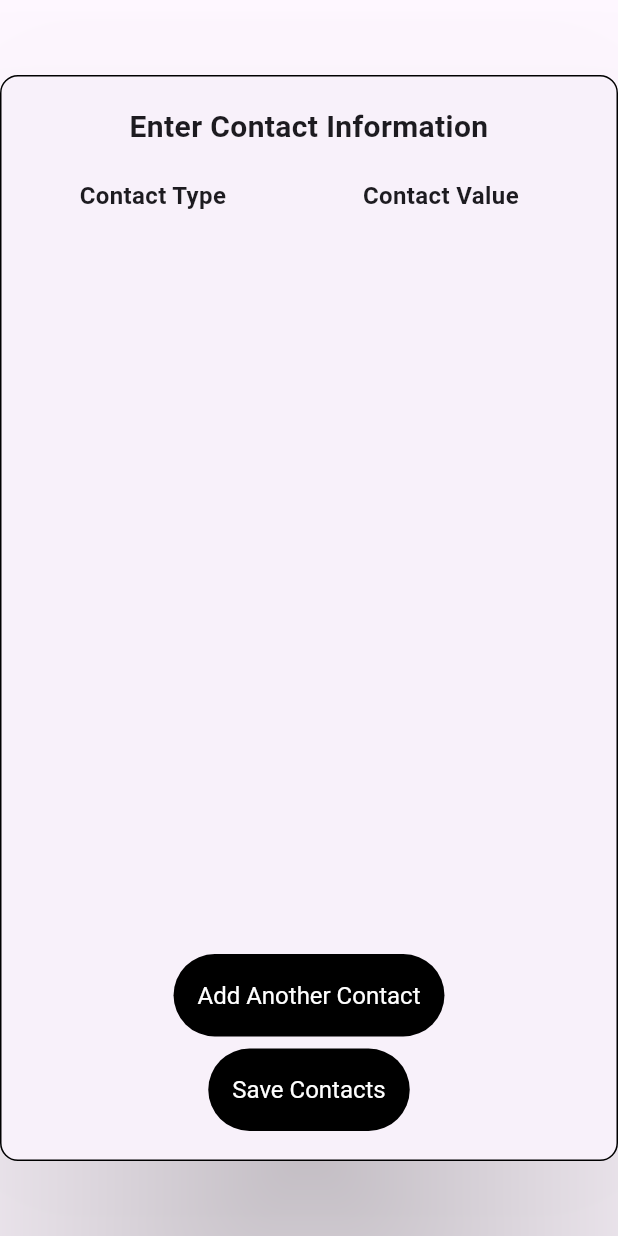
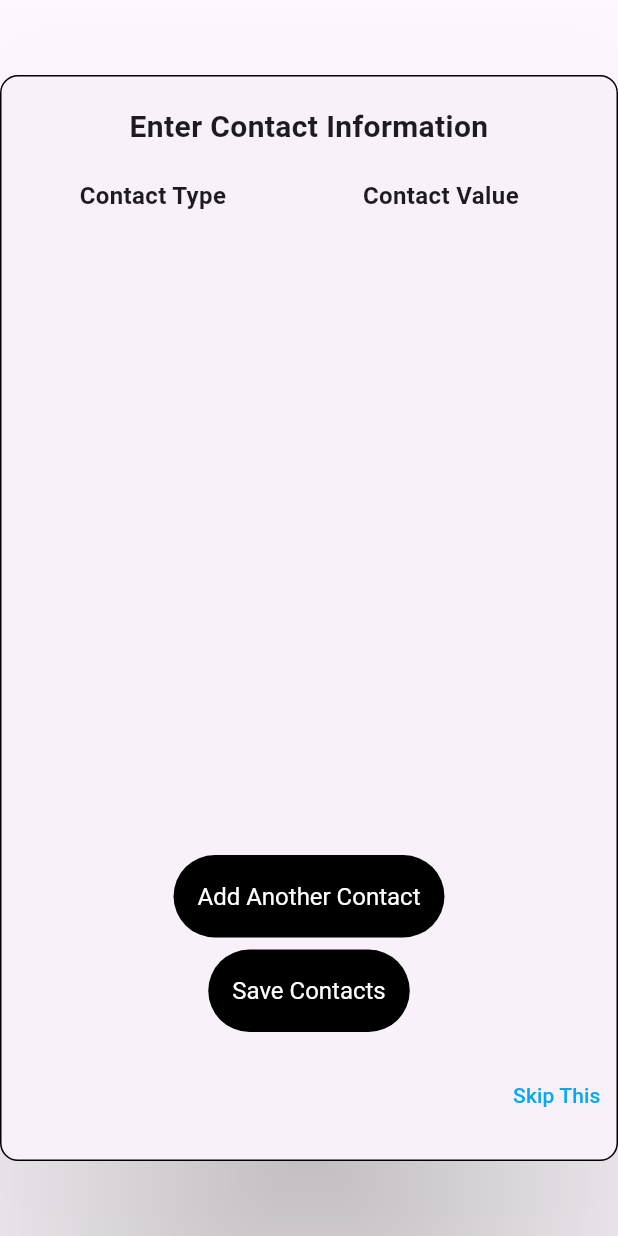
Before and after one commit to AbdurRehmanMalik1/Univibe, a Flutter app: the screen it shows after launch, after a tap on "Save Contacts", on a phone screen of 412 x 824 dp. Run offline on Flutter 3.47's test engine with Material 3 defaults, Android fonts, the phone set to English and light mode, and no system bars; network calls fail.

Commit message:
fixed unused imports

```diff
--- a/frontend/lib/main.dart
+++ b/frontend/lib/main.dart
@@ -1,10 +1,11 @@
+// ignore_for_file: unused_import
+
 import 'package:flutter/material.dart';
 import 'package:frontend/signup/contact_info.dart';
 import 'package:frontend/signup/login.dart';
 import 'package:frontend/signup/signup_username.dart';
 import 'package:frontend/signup/verification.dart';
 import './signup/signup.dart'; // Adjust the import based on your file structure
-import 'package:flutter/material.dart';
 import 'package:provider/provider.dart';
 import 'storage/authentication.dart';
 
@@ -28,7 +29,6 @@ class MyApp extends StatelessWidget {
         colorScheme: ColorScheme.fromSeed(seedColor: Colors.deepPurple),
         useMaterial3: true,
       ),
-      // home:  ContactInfoPage(username: '',), // Set SignUpPage as the home page
       home: ContactInfoPage()
     );
   }
--- a/frontend/lib/signup/contact_info.dart
+++ b/frontend/lib/signup/contact_info.dart
@@ -1,9 +1,7 @@
 import 'dart:convert';
-import 'dart:io';
 import 'package:flutter/material.dart';
 import 'package:frontend/apiFolder/api_service.dart';
 import 'package:frontend/icons/my_icons.dart';
-import 'package:frontend/utils/utility.dart';
 import 'package:http/http.dart';
 
 List<DropdownMenuItem<String>> contactTypes = [
@@ -89,22 +87,25 @@ class _ContactInfoPageState extends State<ContactInfoPage> {
       Response response = await apiService.addUserContacts(
           context, _selectedTypes, _contactValues);
       dynamic body = json.decode(response.body);
-      print(body['message']);
-      if(response.statusCode==201){
+      String message = body['message'];
+      print(message);
+      if (response.statusCode == 201) {
+        _errroMessage = "";
         //Positive
-      }
-      else if (response.statusCode==400){
+      } else if (response.statusCode == 400) {
+        _errroMessage = message;
         //Bad Request
-      }
-      else if(response.statusCode==409){
+      } else if (response.statusCode == 409) {
+        _errroMessage = message;
         //Conflict Exception
       }
     } catch (e) {
       // Handle any errors from the API call
       _errroMessage = "Unknown Error occured";
     }
-    ;
+    setState(() {});
   }
+
   @override
   Widget build(BuildContext context) {
     return Scaffold(
@@ -208,6 +209,42 @@ class _ContactInfoPageState extends State<ContactInfoPage> {
                     style: TextStyle(color: Colors.white),
                   ),
                 ),
+                const SizedBox(
+                  height: 8,
+                ),
+                if (_errroMessage.isNotEmpty)
+                  Row(
+                    mainAxisAlignment: MainAxisAlignment.center,
+                    mainAxisSize: MainAxisSize.min,
+                    children: [
+                      const Icon(
+                        Icons.warning,
+                        color: Colors.red,
+                      ),
+                      Text(
+                        _errroMessage,
+                        style: const TextStyle(color: Colors.red),
+                      )
+                    ],
+                  ),
+                Row(
+                  mainAxisAlignment: MainAxisAlignment.end,
+                  mainAxisSize: MainAxisSize.min,
+                  children: [
+                    const SizedBox(width: 320,),
+                    Padding(
+                      padding: const EdgeInsets.only(top: 10),
+                      child: TextButton(
+                        iconAlignment: IconAlignment.end,
+                        onPressed: () {},
+                        child: const Text(
+                          "Skip This",
+                          style: TextStyle(color: Colors.lightBlue),
+                        ),
+                      ),
+                    ),
+                  ],
+                )
               ],
             ),
           ),
@@ -221,7 +258,7 @@ class ContactRow extends StatefulWidget {
   final int index;
   final Function(String, String) onChanged;
 
-  ContactRow({required this.index, required this.onChanged, super.key});
+  const ContactRow({required this.index, required this.onChanged, super.key});
 
   @override
   State<ContactRow> createState() => _ContactRowState();
@@ -229,7 +266,7 @@ class ContactRow extends StatefulWidget {
 
 class _ContactRowState extends State<ContactRow> {
   String? selectedContactType;
-  TextEditingController _valueController = TextEditingController();
+  final TextEditingController _valueController = TextEditingController();
 
   @override
   void initState() {
--- a/frontend/lib/signup/login.dart
+++ b/frontend/lib/signup/login.dart
@@ -1,12 +1,8 @@
-import 'dart:convert';
-
 import 'package:flutter/material.dart';
 import 'package:frontend/apiFolder/api_service.dart';
 import 'package:frontend/signup/signup.dart';
 import 'package:frontend/storage/authentication.dart';
 import 'package:frontend/utils/utility.dart';
-import 'package:http/http.dart';
-import 'package:http/http.dart' as http;
 import 'package:provider/provider.dart';
 
 class LoginPage extends StatefulWidget {
--- a/frontend/lib/signup/signup.dart
+++ b/frontend/lib/signup/signup.dart
@@ -1,8 +1,4 @@
 import 'dart:convert';
-import 'dart:math';
-import 'package:flutter/material.dart';
-import 'package:frontend/storage/authentication.dart';
-import 'package:provider/provider.dart';
 import 'package:flutter/material.dart';
 import 'package:http/http.dart' as http;
 import 'verification.dart';
--- a/frontend/lib/signup/signup_username.dart
+++ b/frontend/lib/signup/signup_username.dart
@@ -1,11 +1,8 @@
 import 'dart:convert';
 import 'package:flutter/material.dart';
-import 'package:frontend/apiFolder/api_service.dart';
 import 'package:frontend/signup/login.dart';
-import 'package:frontend/storage/authentication.dart';
 import 'package:http/http.dart' as http;
 import 'package:http/http.dart';
-import 'package:provider/provider.dart';
 
 class SignupUsername extends StatefulWidget {
   final String email;
--- a/frontend/lib/signup/verification.dart
+++ b/frontend/lib/signup/verification.dart
@@ -3,13 +3,12 @@ import 'dart:convert';
 import 'package:flutter/material.dart';
 import 'package:frontend/apiFolder/api_service.dart';
 import 'package:frontend/signup/signup_username.dart';
-import 'package:http/http.dart' as http;
 import 'package:http/http.dart';
 
 class VerificationPage extends StatefulWidget {
   final String email; // Add this line to accept the passed email
 
-  VerificationPage(
+  const VerificationPage(
       {required this.email, super.key}); // Update constructor to accept email
 
   @override
@@ -20,9 +19,6 @@ class _VerificationPageState extends State<VerificationPage> {
   final TextEditingController _verificationCodeController =
       TextEditingController();
   String _errorMessage = '';
-
-  //String sentCode = '123456'; // Hardcoded sent code for now
-
   void _verifyCode() async {
     String enteredCode = _verificationCodeController.text;
     ApiService apiService = ApiService("http://localhost:3000");
```
